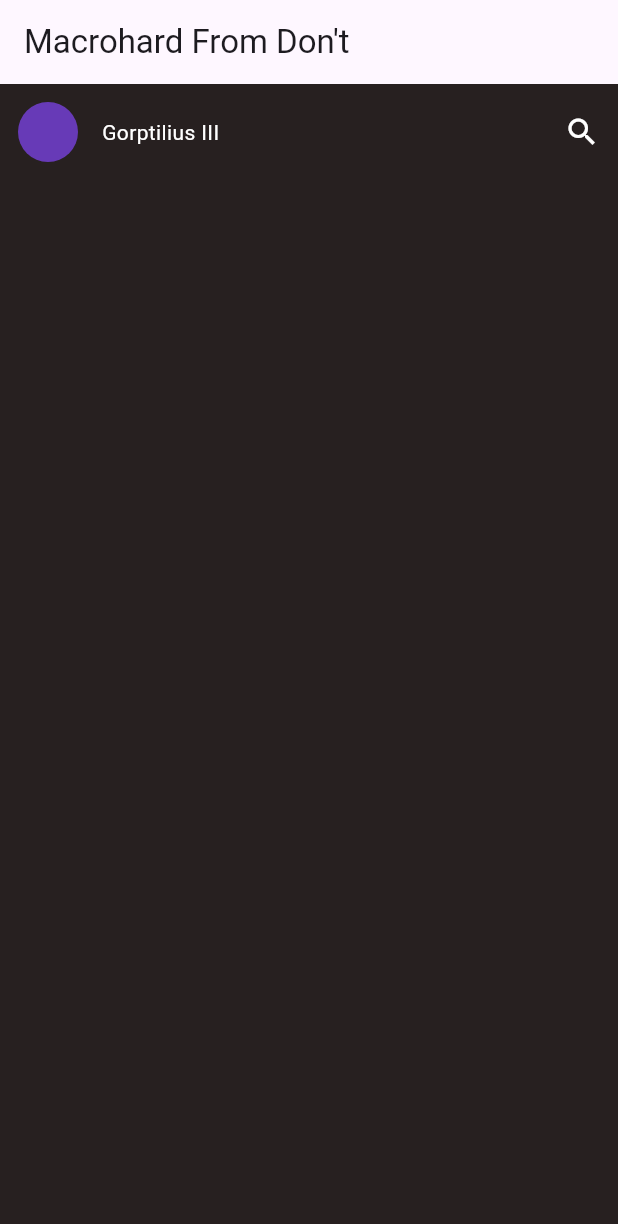
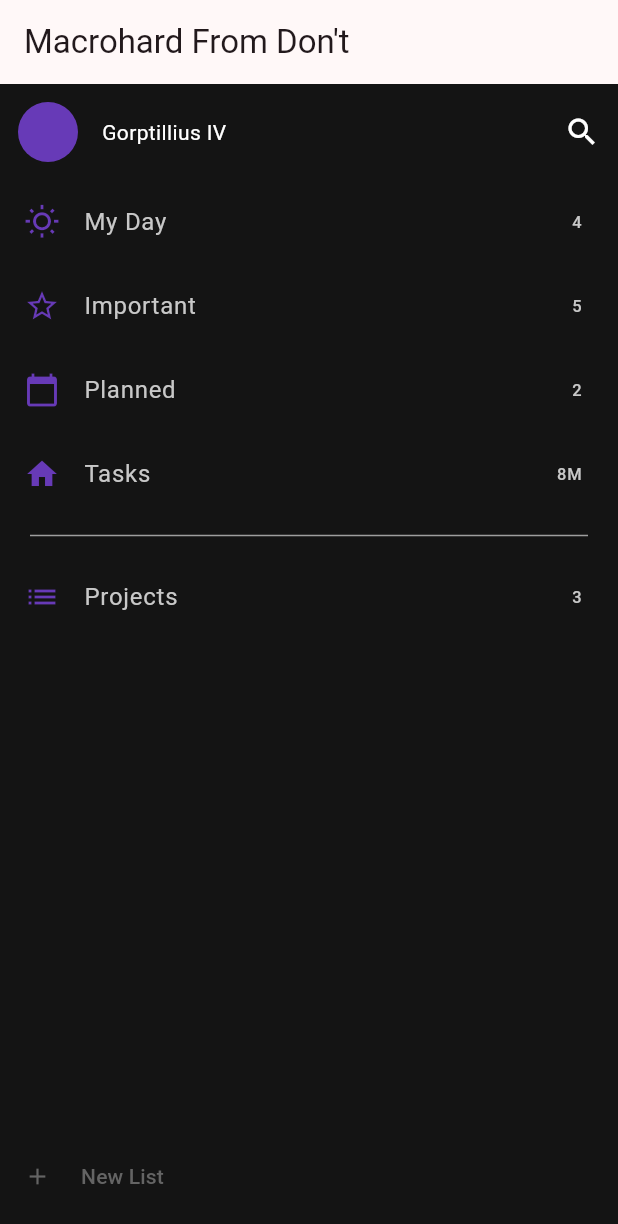
Before and after one commit to DerekBrandon0811/LearnFlutter, a Flutter app: the screen it shows after launch, on a phone screen of 412 x 824 dp. Shown: the top 1224 px of the screen. Run offline on Flutter 3.47's test engine with Material 2 defaults, Android fonts, the phone set to English and light mode, and no system bars.

Commit message:
Static version COMPLETE

```diff
--- a/my_app/lib/main.dart
+++ b/my_app/lib/main.dart
@@ -28,7 +28,9 @@ class MyApp extends StatelessWidget {
         //
         // This works for code too, not just values: Most code changes can be
         // tested with just a hot reload.
-        colorScheme: ColorScheme.fromSeed(seedColor: Colors.deepPurple),
+        colorScheme: ColorScheme.fromSeed(
+            seedColor: const Color.fromARGB(255, 0, 0, 0),
+            background: const Color.fromARGB(255, 20, 20, 20)),
         useMaterial3: true,
       ),
       home: const MyHomePage(title: 'Flutter Demo Home Page'),
@@ -64,14 +66,15 @@ class _MyHomePageState extends State<MyHomePage> {
     // fast, so that you can just rebuild anything that needs updating rather
     // than having to individually change instances of widgets.
     return Scaffold(
-      backgroundColor: Color.fromARGB(255, 39, 32, 32),
+      backgroundColor: const Color.fromARGB(255, 20, 20, 20),
       appBar: AppBar(
         title: const Text("Macrohard From Don't"),
         centerTitle: false,
       ),
-      body: const Column(
+      body: Center(
+        child: Column(
           children: [
-          Row(
+            const Row(
               children: [
                 Flexible(
                   fit: FlexFit.tight,
@@ -85,9 +88,9 @@ class _MyHomePageState extends State<MyHomePage> {
                       Padding(
                         padding: EdgeInsets.all(4.0),
                         child: Text(
-                        "Gorptilius III",
-                        style:
-                            TextStyle(color: Color.fromRGBO(255, 255, 255, 1)),
+                          "Gorptillius IV",
+                          style: TextStyle(
+                              color: Color.fromRGBO(255, 255, 255, 1)),
                         ),
                       ),
                     ],
@@ -110,7 +113,79 @@ class _MyHomePageState extends State<MyHomePage> {
                 ),
               ],
             ),
+            Flexible(
+              child: ListView(
+                children: const [
+                  ListTile(
+                    leading:
+                        Icon(Icons.wb_sunny_outlined, color: Colors.deepPurple),
+                    title: Text("My Day"),
+                    textColor: Color.fromARGB(255, 200, 200, 200),
+                    trailing: Text("4"),
+                  ),
+                  ListTile(
+                    leading: Icon(Icons.star_border, color: Colors.deepPurple),
+                    title: Text("Important"),
+                    textColor: Color.fromARGB(255, 200, 200, 200),
+                    trailing: Text("5"),
+                  ),
+                  ListTile(
+                    leading:
+                        Icon(Icons.calendar_today, color: Colors.deepPurple),
+                    title: Text("Planned"),
+                    textColor: Color.fromARGB(255, 200, 200, 200),
+                    trailing: Text("2"),
+                  ),
+                  ListTile(
+                    leading: Icon(Icons.home, color: Colors.deepPurple),
+                    title: Text("Tasks"),
+                    textColor: Color.fromARGB(255, 200, 200, 200),
+                    trailing: Text("8M"),
+                  ),
+                  Padding(
+                    padding: EdgeInsets.fromLTRB(20, 5, 20, 5),
+                    child: Divider(color: Colors.grey),
+                  ),
+                  ListTile(
+                    leading: Icon(Icons.list, color: Colors.deepPurple),
+                    title: Text("Projects"),
+                    textColor: Color.fromARGB(255, 200, 200, 200),
+                    trailing: Text("3"),
+                  ),
                 ],
+              ),
+            ),
+          ],
+        ),
+      ),
+      bottomNavigationBar: BottomAppBar(
+        surfaceTintColor: const Color.fromARGB(255, 20, 20, 20),
+        color: const Color.fromARGB(255, 20, 20, 20),
+        padding: const EdgeInsets.fromLTRB(4, 0, 0, 0),
+        child: TextButton(
+          onPressed: () => print("hi world"),
+          style: ButtonStyle(
+            overlayColor: MaterialStateProperty.resolveWith<Color?>(
+                (Set<MaterialState> states) {
+              return Theme.of(context).colorScheme.background;
+            }),
+          ),
+          child: const Row(
+            children: [
+              Padding(
+                padding: EdgeInsets.fromLTRB(0, 5, 20, 5),
+                child: Icon(
+                  Icons.add,
+                  color: Color.fromARGB(255, 100, 100, 100),
+                ),
+              ),
+              Text(
+                "New List",
+                style: TextStyle(color: Color.fromARGB(255, 100, 100, 100)),
+              )
+            ],
+          ),
+        ),
       ),
     );
   }
```
Lines whose indentation alone changed are shown as unchanged.
